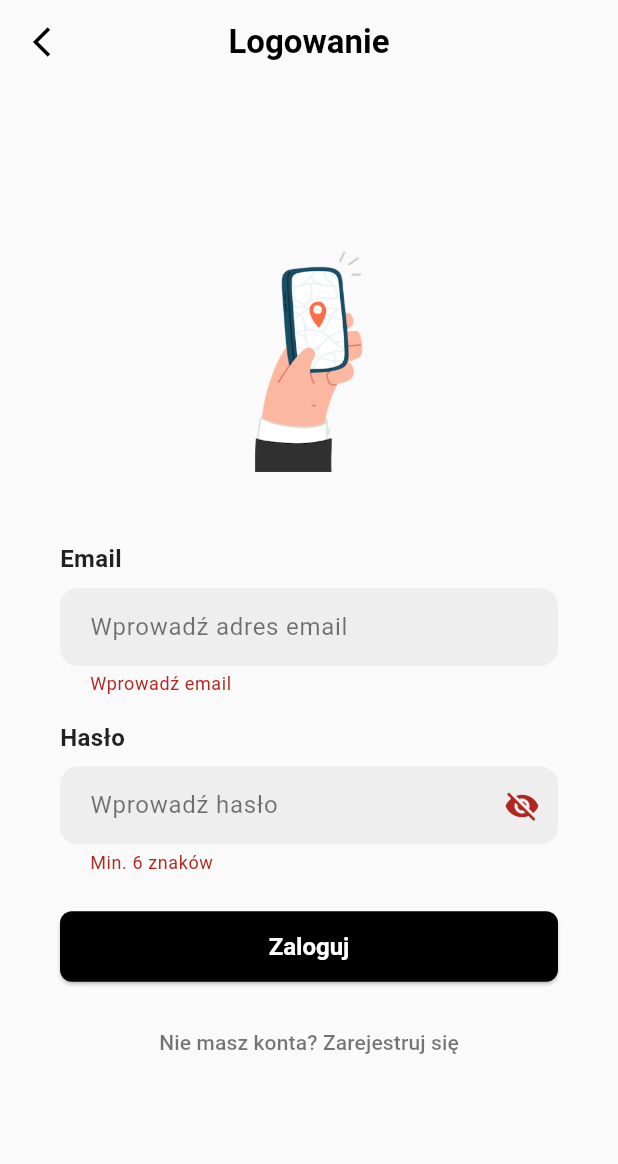
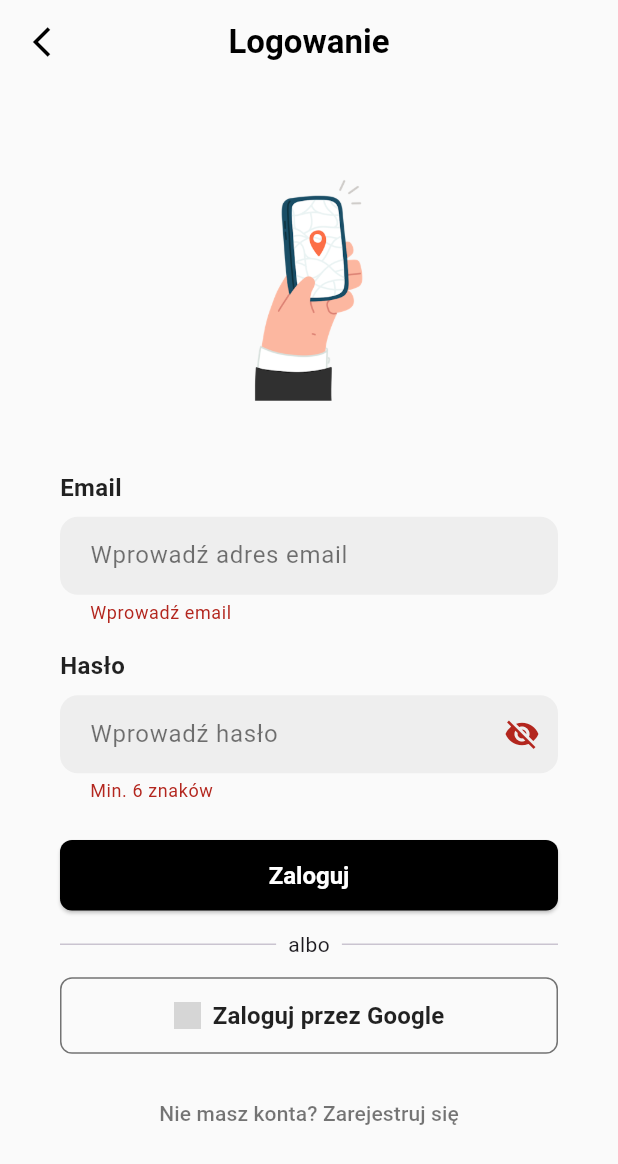
Before and after one commit to michalpawlyna/flutter_map_app, a Flutter app: the LoginScreen screen opened directly, after a tap on "Zaloguj", on a phone screen of 412 x 824 dp. Shown: the top 1164 px of the screen. Run offline on Flutter 3.47's test engine with Material 3 defaults, Android fonts, the phone set to English and light mode, and no system bars; our stand-ins replace cloud_firestore, firebase_auth, firebase_core, flutter_dotenv, flutter_map, flutter_tts and 5 more; missing offline and left inert: flutter_map_animations, flutter_map_marker_cluster; accounts and stored records are empty; generated files the repository leaves out were written again; statements that could not run were skipped; grey boxes are pictures that could not be loaded.

Commit message:
google sign in method added

```diff
--- a/lib/screens/login_screen.dart
+++ b/lib/screens/login_screen.dart
@@ -1,6 +1,6 @@
 // login_screen.dart
 import 'package:flutter/material.dart';
-import 'package:toastification/toastification.dart'; // <-- dodane
+import 'package:toastification/toastification.dart';
 import '../services/auth_service.dart';
 import 'profile_screen.dart';
 
@@ -33,7 +33,8 @@ class _LoginScreenState extends State<LoginScreen> {
         ),
         title: Text(
           _isRegisterMode ? 'Rejestracja' : 'Logowanie',
-          style: const TextStyle(color: Colors.black, fontWeight: FontWeight.w600),
+          style: const TextStyle(
+              color: Colors.black, fontWeight: FontWeight.w600),
         ),
         centerTitle: true,
         backgroundColor: Colors.transparent,
@@ -47,7 +48,8 @@ class _LoginScreenState extends State<LoginScreen> {
           child: ConstrainedBox(
             constraints: const BoxConstraints(maxWidth: 560),
             child: Padding(
-              padding: const EdgeInsets.symmetric(horizontal: 24, vertical: 32),
+              padding:
+                  const EdgeInsets.symmetric(horizontal: 24, vertical: 32),
               child: _buildAuthForm(),
             ),
           ),
@@ -57,18 +59,13 @@ class _LoginScreenState extends State<LoginScreen> {
   }
 
   Widget _buildAuthForm() {
-    // wspólny InputDecoration żeby nie powtarzać kodu
     InputDecoration _fieldDecoration(String hint) {
       return InputDecoration(
         hintText: hint,
         hintStyle: const TextStyle(color: Colors.black54),
         filled: true,
-        fillColor: Colors.grey[200], // tu możesz dopasować odcień
+        fillColor: Colors.grey[200],
         border: OutlineInputBorder(
-          borderRadius: BorderRadius.circular(12),
-          borderSide: BorderSide.none,
-        ),
-        enabledBorder: OutlineInputBorder(
           borderRadius: BorderRadius.circular(12),
           borderSide: BorderSide.none,
         ),
@@ -76,7 +73,8 @@ class _LoginScreenState extends State<LoginScreen> {
           borderRadius: BorderRadius.circular(12),
           borderSide: const BorderSide(color: Colors.black, width: 1),
         ),
-        contentPadding: const EdgeInsets.symmetric(horizontal: 16, vertical: 14),
+        contentPadding:
+            const EdgeInsets.symmetric(horizontal: 16, vertical: 14),
       );
     }
 
@@ -95,7 +93,8 @@ class _LoginScreenState extends State<LoginScreen> {
                   height: 160,
                   fit: BoxFit.contain,
                   errorBuilder: (_, __, ___) =>
-                      const Icon(Icons.image_not_supported, size: 96, color: Colors.grey),
+                      const Icon(Icons.image_not_supported,
+                          size: 96, color: Colors.grey),
                 ),
                 const SizedBox(height: 16),
               ],
@@ -144,7 +143,8 @@ class _LoginScreenState extends State<LoginScreen> {
                 icon: Icon(
                   _showPassword ? Icons.visibility : Icons.visibility_off,
                 ),
-                onPressed: () => setState(() => _showPassword = !_showPassword),
+                onPressed: () =>
+                    setState(() => _showPassword = !_showPassword),
                 tooltip: _showPassword ? 'Ukryj hasło' : 'Pokaż hasło',
               ),
             ),
@@ -161,6 +161,7 @@ class _LoginScreenState extends State<LoginScreen> {
 
           const SizedBox(height: 24),
 
+          // przycisk logowania/rejestracji przez email
           SizedBox(
             width: double.infinity,
             child: ElevatedButton(
@@ -187,6 +188,50 @@ class _LoginScreenState extends State<LoginScreen> {
                       ),
                     )
                   : Text(_isRegisterMode ? 'Zarejestruj' : 'Zaloguj'),
+            ),
+          ),
+
+          const SizedBox(height: 12),
+
+          // separator
+          Row(
+            children: const [
+              Expanded(child: Divider()),
+              Padding(
+                padding: EdgeInsets.symmetric(horizontal: 8),
+                child: Text("albo"),
+              ),
+              Expanded(child: Divider()),
+            ],
+          ),
+
+          const SizedBox(height: 12),
+
+          // przycisk Google Sign-In
+          SizedBox(
+            width: double.infinity,
+            child: OutlinedButton.icon(
+              onPressed: _loading ? null : _signInWithGoogle,
+              style: OutlinedButton.styleFrom(
+                padding: const EdgeInsets.symmetric(vertical: 14),
+                shape: RoundedRectangleBorder(
+                  borderRadius: BorderRadius.circular(8),
+                ),
+                side: const BorderSide(color: Colors.black54),
+              ),
+              icon: Image.asset(
+                'assets/google.png', // dodaj ikonę Google do assets
+                width: 22,
+                height: 22,
+                errorBuilder: (_, __, ___) => const Icon(Icons.login),
+              ),
+              label: const Text(
+                "Zaloguj przez Google",
+                style: TextStyle(
+                    fontSize: 16,
+                    fontWeight: FontWeight.w600,
+                    color: Colors.black87),
+              ),
             ),
           ),
 
@@ -223,15 +268,7 @@ class _LoginScreenState extends State<LoginScreen> {
   Future<void> _submit() async {
     final formState = _formKey.currentState;
     if (formState == null) {
-      toastification.show(
-        context: context,
-        title: const Text('Formularz niedostępny. Spróbuj ponownie.'),
-        style: ToastificationStyle.flat,
-        type: ToastificationType.error,
-        autoCloseDuration: const Duration(seconds: 3),
-        alignment: Alignment.bottomCenter,
-        margin: const EdgeInsets.fromLTRB(12, 0, 12, 24),
-      );
+      _showToast('Formularz niedostępny. Spróbuj ponownie.');
       return;
     }
     if (!formState.validate()) return;
@@ -246,24 +283,41 @@ class _LoginScreenState extends State<LoginScreen> {
 
       if (!mounted) return;
 
-      // Po udanym logowaniu/rejestracji — przejście do profilu
       Navigator.of(context).pushReplacement(
         MaterialPageRoute(builder: (_) => const ProfileScreen()),
       );
     } catch (e) {
-      if (mounted) {
-        toastification.show(
-          context: context,
-          title: Text(e.toString()),
-          style: ToastificationStyle.flat,
-          type: ToastificationType.error,
-          autoCloseDuration: const Duration(seconds: 4),
-          alignment: Alignment.bottomCenter,
-          margin: const EdgeInsets.fromLTRB(12, 0, 12, 24),
-        );
-      }
+      if (mounted) _showToast(e.toString());
     } finally {
       if (mounted) setState(() => _loading = false);
     }
   }
+
+  Future<void> _signInWithGoogle() async {
+    setState(() => _loading = true);
+    try {
+      final user = await _authService.signInWithGoogle();
+      if (user != null && mounted) {
+        Navigator.of(context).pushReplacement(
+          MaterialPageRoute(builder: (_) => const ProfileScreen()),
+        );
+      }
+    } catch (e) {
+      if (mounted) _showToast(e.toString());
+    } finally {
+      if (mounted) setState(() => _loading = false);
+    }
+  }
+
+  void _showToast(String message) {
+    toastification.show(
+      context: context,
+      title: Text(message),
+      style: ToastificationStyle.flat,
+      type: ToastificationType.error,
+      autoCloseDuration: const Duration(seconds: 3),
+      alignment: Alignment.bottomCenter,
+      margin: const EdgeInsets.fromLTRB(12, 0, 12, 24),
+    );
+  }
 }
```
Also changed, not shown: lib/services/auth_service.dart (+103 -1 lines), pubspec.yaml (+10 -8 lines), pubspec.lock, 1 other file.
